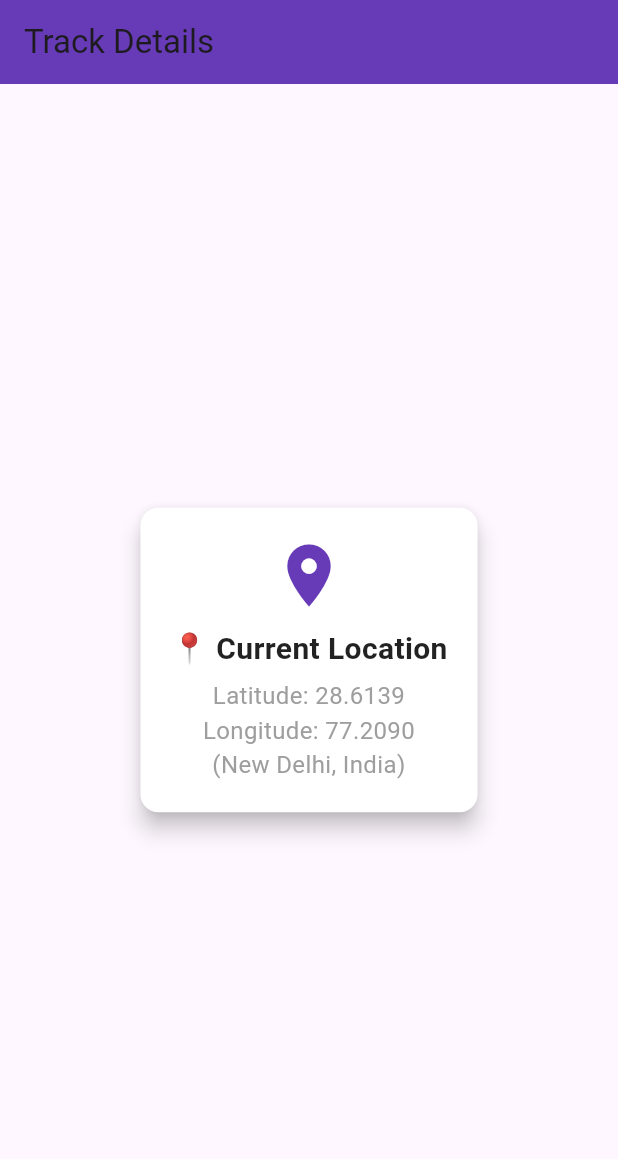
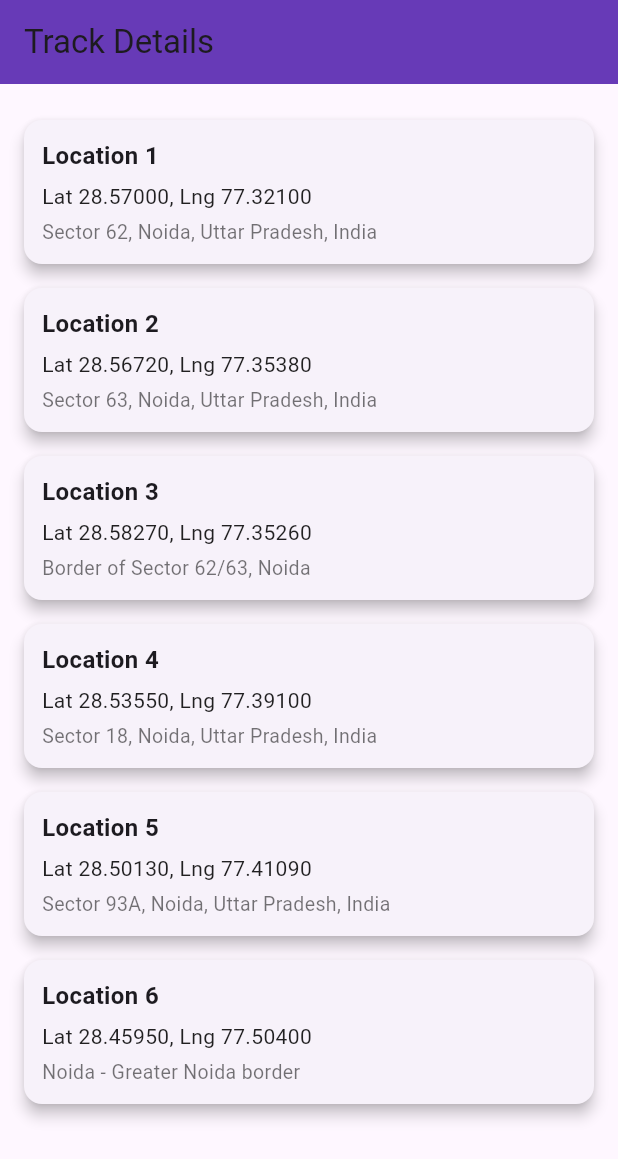
Before and after one commit to Cogniscient-Business-Solutions/location-tracking, a Flutter app: the TrackDetails screen opened directly, on a phone screen of 412 x 824 dp. Shown: the top 1159 px of the screen. Run offline on Flutter 3.47's test engine with Material 3 defaults, Android fonts, the phone set to English and light mode, and no system bars; our stand-ins replace geocoding, geolocator, google_maps_flutter.

Commit message:
add six location and show user location with lat long

```diff
--- a/lib/LoginPage.dart
+++ b/lib/LoginPage.dart
@@ -1,5 +1,6 @@
 import 'package:flutter/material.dart';
 import 'LiveTrackingScreen.dart';
+import 'MiniMapCycler.dart';
 import 'TrackDetails.dart';
 
 class LoginPage extends StatefulWidget {
@@ -20,7 +21,7 @@ class _LoginPageState extends State<LoginPage> {
     if (username == "admin" && password == "1234") {
       Navigator.pushReplacement(
         context,
-        MaterialPageRoute(builder: (context) => const LiveTrackingScreen()),
+        MaterialPageRoute(builder: (context) => const MiniMapCycler()),
       );
     } else {
       ScaffoldMessenger.of(context).showSnackBar(
--- a/lib/TrackDetails.dart
+++ b/lib/TrackDetails.dart
@@ -8,6 +8,40 @@ class TrackDetails extends StatefulWidget {
 }
 
 class _TrackDetailsState extends State<TrackDetails> {
+  // 🔹 वही static points with address (MiniMapCycler जैसा)
+  final List<Map<String, String>> _locations = const [
+    {
+      "title": "Location 1",
+      "latlng": "Lat 28.57000, Lng 77.32100",
+      "address": "Sector 62, Noida, Uttar Pradesh, India"
+    },
+    {
+      "title": "Location 2",
+      "latlng": "Lat 28.56720, Lng 77.35380",
+      "address": "Sector 63, Noida, Uttar Pradesh, India"
+    },
+    {
+      "title": "Location 3",
+      "latlng": "Lat 28.58270, Lng 77.35260",
+      "address": "Border of Sector 62/63, Noida"
+    },
+    {
+      "title": "Location 4",
+      "latlng": "Lat 28.53550, Lng 77.39100",
+      "address": "Sector 18, Noida, Uttar Pradesh, India"
+    },
+    {
+      "title": "Location 5",
+      "latlng": "Lat 28.50130, Lng 77.41090",
+      "address": "Sector 93A, Noida, Uttar Pradesh, India"
+    },
+    {
+      "title": "Location 6",
+      "latlng": "Lat 28.45950, Lng 77.50400",
+      "address": "Noida - Greater Noida border"
+    },
+  ];
+
   @override
   Widget build(BuildContext context) {
     return Scaffold(
@@ -15,48 +49,50 @@ class _TrackDetailsState extends State<TrackDetails> {
         title: const Text("Track Details"),
         backgroundColor: Colors.deepPurple,
       ),
-      body: Padding(
-        padding: const EdgeInsets.all(16.0),
-        child: Center(
-          child: Card(
-            elevation: 6,
+      body: ListView.builder(
+        padding: const EdgeInsets.all(16),
+        itemCount: _locations.length,
+        itemBuilder: (context, index) {
+          final loc = _locations[index];
+          return Card(
+            elevation: 4,
+            margin: const EdgeInsets.symmetric(vertical: 8),
             shape: RoundedRectangleBorder(
               borderRadius: BorderRadius.circular(12),
             ),
-            color: Colors.white,
             child: Padding(
-              padding: const EdgeInsets.all(20.0),
+              padding: const EdgeInsets.all(12),
               child: Column(
-                mainAxisSize: MainAxisSize.min,
-                children: const [
-                  Icon(
-                    Icons.location_on,
-                    size: 50,
-                    color: Colors.deepPurple,
+                crossAxisAlignment: CrossAxisAlignment.start,
+                children: [
+                  Text(
+                    loc["title"]!,
+                    style: const TextStyle(
+                      fontWeight: FontWeight.bold,
+                      fontSize: 16,
+                    ),
                   ),
-                  SizedBox(height: 10),
+                  const SizedBox(height: 6),
                   Text(
-                    "📍 Current Location",
-                    style: TextStyle(
-                      fontSize: 20,
-                      fontWeight: FontWeight.bold,
+                    loc["latlng"]!,
+                    style: const TextStyle(
+                      fontSize: 14,
                       color: Colors.black87,
                     ),
                   ),
-                  SizedBox(height: 5),
+                  const SizedBox(height: 4),
                   Text(
-                    "Latitude: 28.6139\nLongitude: 77.2090\n(New Delhi, India)",
-                    textAlign: TextAlign.center,
-                    style: TextStyle(
-                      fontSize: 16,
-                      color: Colors.grey,
+                    loc["address"]!,
+                    style: const TextStyle(
+                      fontSize: 13,
+                      color: Colors.black54,
                     ),
                   ),
                 ],
               ),
             ),
-          ),
-        ),
+          );
+        },
       ),
     );
   }
```
Also changed, not shown: lib/AdminHome.dart (added, +63 -0 lines), lib/LocationService.dart (added, +39 -0 lines), lib/MiniMapCycler.dart (added, +173 -0 lines).
